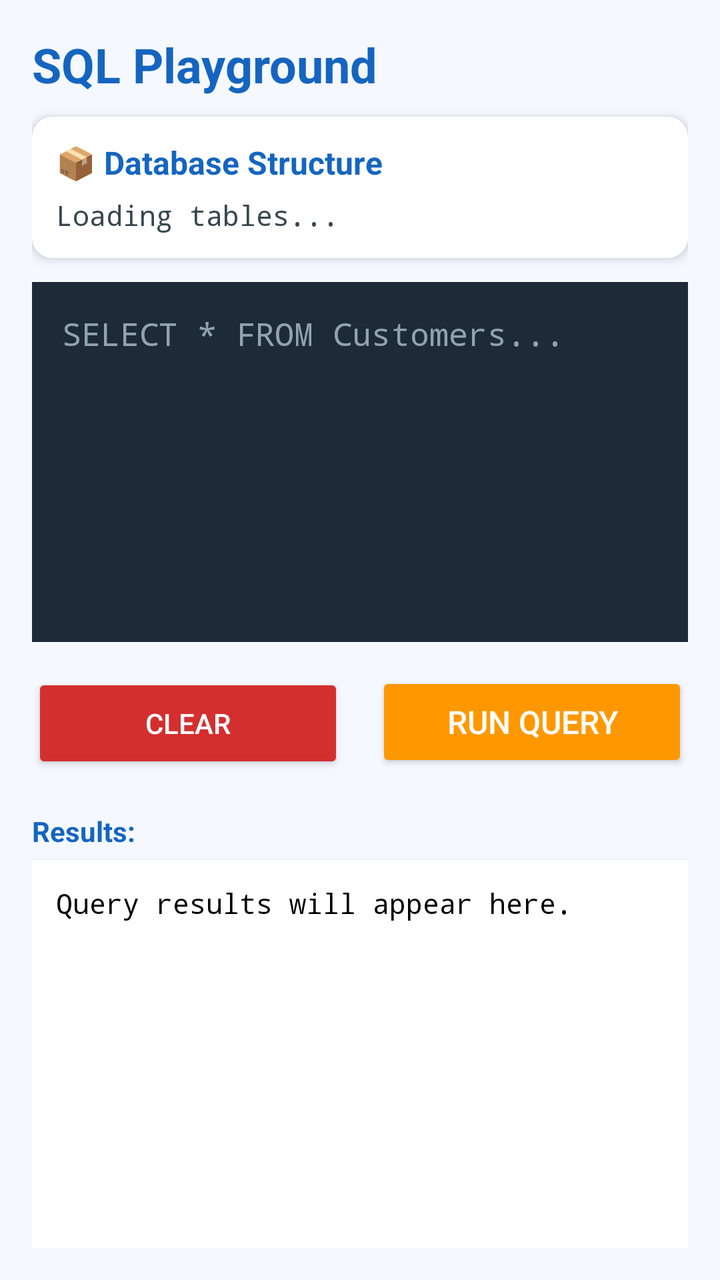
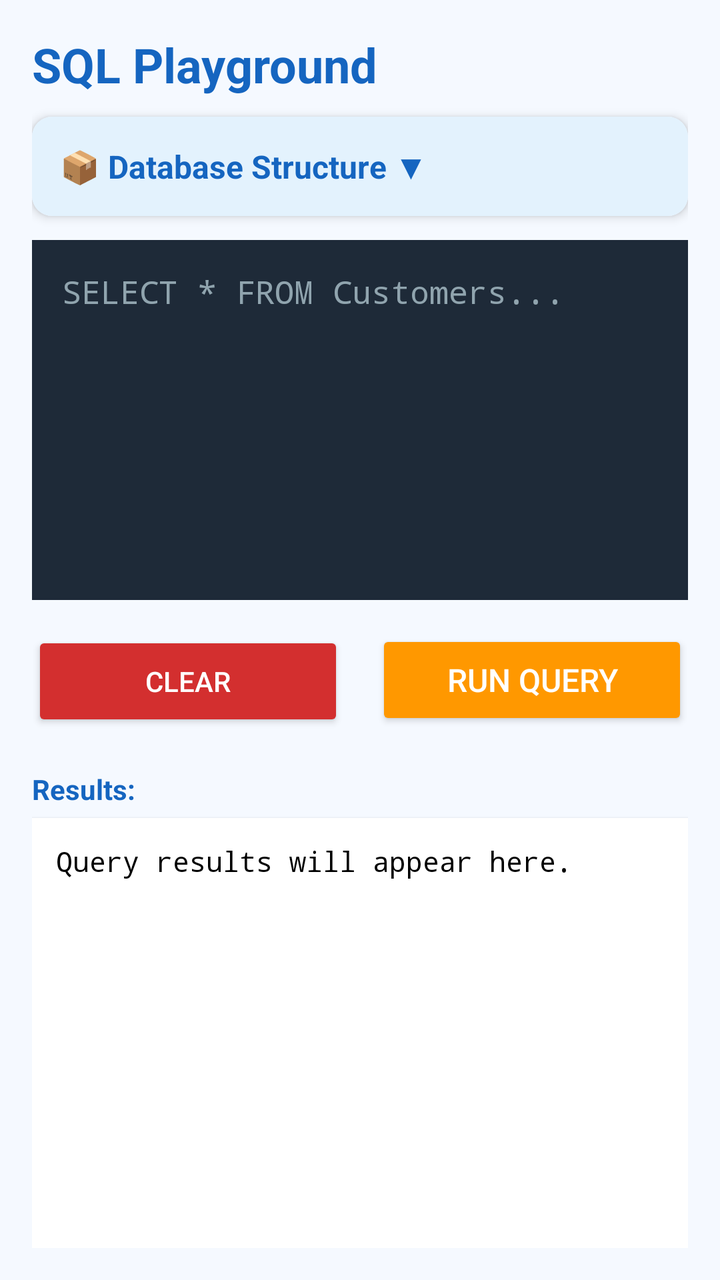

The first picture is an Android layout as it rendered before a commit; the second is the same layout after the commit. The layout source and the unified diff follow.
<!-- AndroidManifest.xml: application theme Theme.AppCompat.Light.NoActionBar -->
<!-- res/layout/activity_playground.xml -->
<?xml version="1.0" encoding="utf-8"?>
<LinearLayout xmlns:android="http://schemas.android.com/apk/res/android"
    xmlns:app="http://schemas.android.com/apk/res-auto"

    android:layout_width="match_parent"
    android:layout_height="match_parent"
    android:orientation="vertical"
    android:padding="16dp"
    android:background="#F5F9FF"
    android:fitsSystemWindows="true">

    <TextView
        android:layout_width="match_parent"
        android:layout_height="wrap_content"
        android:text="SQL Playground"
        android:textSize="24sp"
        android:textStyle="bold"
        android:textColor="#1565C0"
        android:layout_marginBottom="10dp"/>

    
    <androidx.cardview.widget.CardView
        android:layout_width="match_parent"
        android:layout_height="wrap_content"
        android:layout_marginBottom="12dp"
        app:cardCornerRadius="10dp"
        app:cardElevation="3dp">

        <LinearLayout
            android:layout_width="match_parent"
            android:layout_height="wrap_content"
            android:orientation="vertical"
            android:padding="12dp">

            <TextView
                android:id="@+id/tvDbTitle"
                android:layout_width="match_parent"
                android:layout_height="wrap_content"
                android:text="📦 Database Structure"
                android:textStyle="bold"
                android:textSize="16sp"
                android:textColor="#1565C0"
                android:paddingBottom="6dp"/>

            <TextView
                android:id="@+id/tvDbStructure"
                android:layout_width="match_parent"
                android:layout_height="wrap_content"
                android:fontFamily="monospace"
                android:textSize="14sp"
                android:textColor="#37474F"
                android:text="Loading tables..."
                android:lineSpacingExtra="4dp"/>
        </LinearLayout>
    </androidx.cardview.widget.CardView>


    <EditText
        android:id="@+id/etQuery"
        android:layout_width="match_parent"
        android:layout_height="180dp"
        android:background="#1E2A38"
        android:textColor="#FFFFFF"
        android:textColorHint="#90A4AE"
        android:fontFamily="monospace"
        android:gravity="top|start"
        android:hint="SELECT * FROM Customers..."
        android:padding="15dp"
        android:textSize="16sp"
        android:inputType="textMultiLine"/>

    <LinearLayout
        android:layout_width="match_parent"
        android:layout_height="wrap_content"
        android:orientation="horizontal"
        android:layout_marginTop="15dp"
        android:weightSum="2">

        <Button
            android:id="@+id/btnClear"
            android:layout_width="0dp"
            android:layout_height="wrap_content"
            android:layout_weight="1"
            android:text="CLEAR"
            android:textColor="#FFFFFF"
            android:backgroundTint="#D32F2F"
            android:layout_marginEnd="8dp"
            android:minHeight="50dp"/>

        <Button
            android:id="@+id/btnRun"
            android:layout_width="0dp"
            android:layout_height="wrap_content"
            android:layout_weight="1"
            android:text="RUN QUERY"
            android:textSize="16sp"
            android:textColor="#FFFFFF"
            android:backgroundTint="#FF9800"
            android:layout_marginStart="8dp"
            android:minHeight="50dp"/>
    </LinearLayout>

    <TextView
        android:layout_width="match_parent"
        android:layout_height="wrap_content"
        android:text="Results:"
        android:textStyle="bold"
        android:textColor="#1565C0"
        android:layout_marginTop="20dp"
        android:layout_marginBottom="5dp"/>

    <ScrollView
        android:layout_width="match_parent"
        android:layout_height="0dp"
        android:layout_weight="1"
        android:background="#FFFFFF"
        android:elevation="2dp"
        android:fillViewport="true"
        android:contentDescription="Results Area">

        <TextView
            android:id="@+id/tvResult"
            android:layout_width="match_parent"
            android:layout_height="wrap_content"
            android:padding="12dp"
            android:fontFamily="monospace"
            android:textColor="#000000"
            android:textSize="14sp"
            android:text="Query results will appear here."
            android:scrollbars="horizontal|vertical"/>
    </ScrollView>

</LinearLayout>
<!-- resources referenced by this layout -->
<resources>

</resources>

<!-- the commit's change to res/layout/activity_playground.xml (unified diff, before → after) -->
@@ -1,13 +1,16 @@
-<?xml version="1.0" encoding="utf-8"?>
-<LinearLayout xmlns:android="http://schemas.android.com/apk/res/android"
+<ScrollView
+    xmlns:android="http://schemas.android.com/apk/res/android"
     xmlns:app="http://schemas.android.com/apk/res-auto"
-
     android:layout_width="match_parent"
     android:layout_height="match_parent"
-    android:orientation="vertical"
-    android:padding="16dp"
-    android:background="#F5F9FF"
-    android:fitsSystemWindows="true">
+    android:fillViewport="true"
+    android:background="#F5F9FF">
+
+    <LinearLayout
+        android:layout_width="match_parent"
+        android:layout_height="wrap_content"
+        android:orientation="vertical"
+        android:padding="16dp">
 
     <TextView
         android:layout_width="match_parent"
@@ -29,30 +32,34 @@
         <LinearLayout
             android:layout_width="match_parent"
             android:layout_height="wrap_content"
-            android:orientation="vertical"
-            android:padding="12dp">
+            android:orientation="vertical">
 
+            
             <TextView
                 android:id="@+id/tvDbTitle"
                 android:layout_width="match_parent"
                 android:layout_height="wrap_content"
-                android:text="📦 Database Structure"
+                android:text="📦 Database Structure ▼"
                 android:textStyle="bold"
                 android:textSize="16sp"
                 android:textColor="#1565C0"
-                android:paddingBottom="6dp"/>
+                android:padding="14dp"
+                android:background="#E3F2FD"/>
 
+            
             <TextView
                 android:id="@+id/tvDbStructure"
                 android:layout_width="match_parent"
                 android:layout_height="wrap_content"
+                android:padding="12dp"
                 android:fontFamily="monospace"
                 android:textSize="14sp"
                 android:textColor="#37474F"
-                android:text="Loading tables..."
-                android:lineSpacingExtra="4dp"/>
+                android:lineSpacingExtra="4dp"
+                android:visibility="gone"/>
         </LinearLayout>
     </androidx.cardview.widget.CardView>
+
 
 
     <EditText
@@ -130,4 +137,5 @@
             android:scrollbars="horizontal|vertical"/>
     </ScrollView>
 
-</LinearLayout>
+    </LinearLayout>
+</ScrollView>
